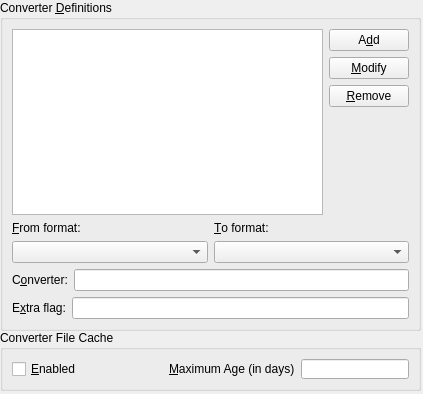
This is src/frontends/qt4/ui/QPrefConvertersUi.ui in cburschka/lyx as Qt 5 draws it before an edit. The edited form follows.
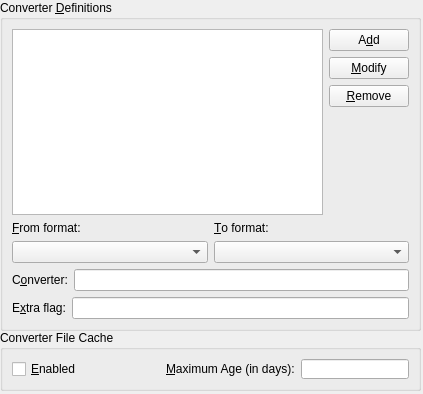
This is the edited form.

Commit message: * src/frontends/qt4/ui/QPrefConvertersUi.ui: add missing ':' in label 	* po/de.po: adjust

Diff of the .ui file:
```diff
--- a/src/frontends/qt4/ui/QPrefConvertersUi.ui
+++ b/src/frontends/qt4/ui/QPrefConvertersUi.ui
@@ -62,7 +62,7 @@
       <item>
        <widget class="QLabel" name="maxAgeLA" >
         <property name="text" >
-         <string>&amp;Maximum Age (in days)</string>
+         <string>&amp;Maximum Age (in days):</string>
         </property>
         <property name="buddy" >
          <cstring>maxAgeLE</cstring>
```
The commit also changes 1 other file.
